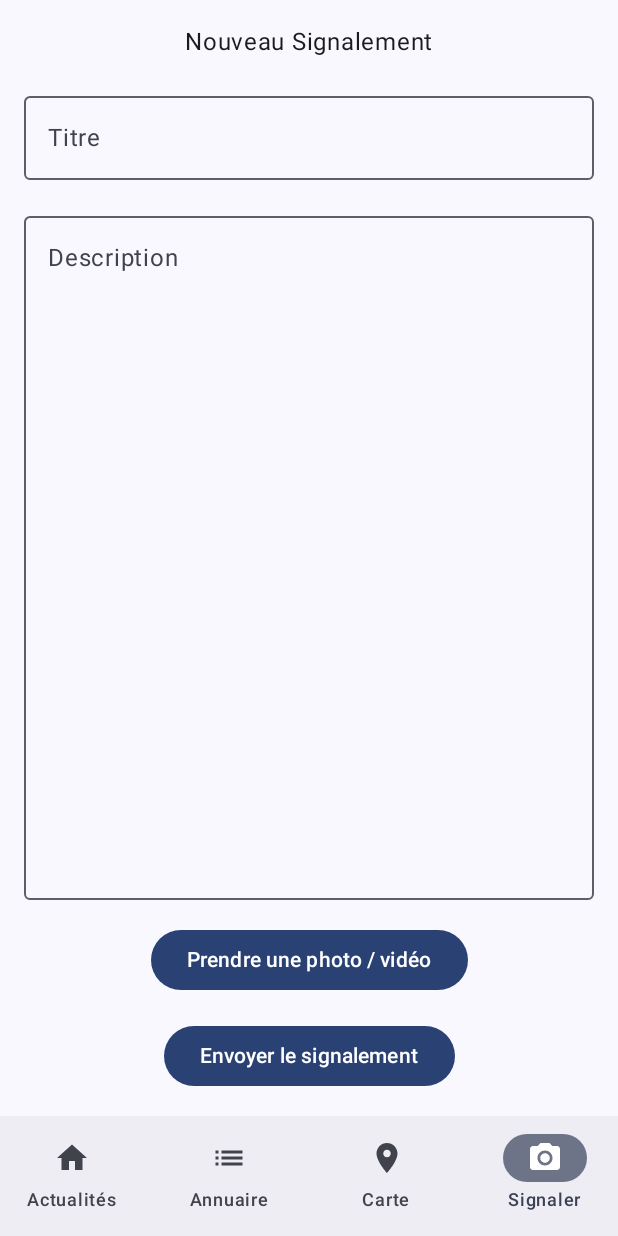
After one commit to menace-s/MyCampus-Companion, an Android app built with Jetpack Compose: the AddReportScreen screen opened through its navigation route, on a phone screen of 412 x 824 dp. The commit adds this screen. Run offline under Robolectric (Android 15) with nearby library versions, the phone set to English and light mode, and no system bars; our stand-ins replace Room's generated code.

Commit message:
ecran de ajouter signalement

```diff
--- a/app/build.gradle.kts
+++ b/app/build.gradle.kts
@@ -60,6 +60,8 @@ dependencies {
     implementation("androidx.compose.ui:ui-graphics")
     implementation("androidx.compose.ui:ui-tooling-preview")
     implementation("androidx.compose.material3:material3")
+    // Pour avoir accès à une plus grande collection d'icônes Material Design
+    implementation("androidx.compose.material:material-icons-extended-android")
     // Retrofit pour les appels réseau
     implementation("com.squareup.retrofit2:retrofit:2.9.0")
 // Gson Converter pour transformer le JSON en objets Kotlin
@@ -77,6 +79,9 @@ dependencies {
     implementation("androidx.lifecycle:lifecycle-runtime-compose:2.8.3")
 //    openstreetmap
     implementation("org.osmdroid:osmdroid-android:6.1.18")
+    // Pour les services de localisation de Google (FusedLocationProviderClient)
+    implementation("com.google.android.gms:play-services-location:21.2.0")
+
     testImplementation("junit:junit:4.13.2")
     androidTestImplementation("androidx.test.ext:junit:1.1.5")
     androidTestImplementation("androidx.test.espresso:espresso-core:3.5.1")
--- a/app/src/main/java/com/example/mycampuscompanion/MainActivity.kt
+++ b/app/src/main/java/com/example/mycampuscompanion/MainActivity.kt
@@ -36,7 +36,8 @@ fun MainScreen() {
     val items = listOf(
         Screen.Actualites,
         Screen.Annuaire,
-        Screen.Carte
+        Screen.Carte,
+        Screen.Signalement
     )
 
     Scaffold(
@@ -75,6 +76,19 @@ fun MainScreen() {
             composable(Screen.Actualites.route) { NewsScreen() }
             composable(Screen.Annuaire.route) { AnnuaireScreen(contacts = sampleContacts) }
             composable(Screen.Carte.route) { com.example.mycampuscompanion.ui.features.map.MapScreen() }
+            navigation(
+                startDestination = "reporting_list", // L'écran de départ de cette section
+                route = Screen.Signalement.route     // La route principale pour cette section
+            ) {
+                // La "rue" pour l'écran de la liste
+                composable("reporting_list") {
+                    com.example.mycampuscompanion.ui.features.reporting.ReportingListScreen(navController)
+                }
+                // La "rue" pour l'écran du formulaire
+                composable("add_report") {
+                    com.example.mycampuscompanion.ui.features.reporting.AddReportScreen(navController)
+                }
+            }
         }
     }
 }
--- a/app/src/main/java/com/example/mycampuscompanion/Screen.kt
+++ b/app/src/main/java/com/example/mycampuscompanion/Screen.kt
@@ -4,10 +4,12 @@ import androidx.compose.material.icons.Icons
 import androidx.compose.material.icons.filled.Home
 import androidx.compose.material.icons.filled.List
 import androidx.compose.material.icons.filled.LocationOn
+import androidx.compose.material.icons.filled.PhotoCamera
 import androidx.compose.ui.graphics.vector.ImageVector
 
 sealed class Screen(val route: String, val label: String, val icon: ImageVector) {
     object Annuaire : Screen("annuaire", "Annuaire", Icons.Default.List)
     object Actualites : Screen("actualites", "Actualités", Icons.Default.Home)
     object Carte : Screen("carte", "Carte", Icons.Default.LocationOn)
+    object Signalement : Screen("signalement", "Signaler", Icons.Default.PhotoCamera)
 }
--- /dev/null
+++ b/app/src/main/java/com/example/mycampuscompanion/ui/features/reporting/AddReportScreen.kt
@@ -0,0 +1,61 @@
+package com.example.mycampuscompanion.ui.features.reporting
+
+import androidx.compose.foundation.layout.*
+import androidx.compose.material3.Button
+import androidx.compose.material3.OutlinedTextField
+import androidx.compose.material3.Text
+import androidx.compose.runtime.*
+import androidx.compose.ui.Alignment
+import androidx.compose.ui.Modifier
+import androidx.compose.ui.tooling.preview.Preview
+import androidx.compose.ui.unit.dp
+import androidx.navigation.NavController
+import com.example.mycampuscompanion.ui.theme.MyCampusCompanionTheme
+
+@Composable
+fun AddReportScreen(navController: NavController) {
+    var title by remember { mutableStateOf("") }
+    var description by remember { mutableStateOf("") }
+
+    Column(
+        modifier = Modifier
+            .fillMaxSize()
+            .padding(16.dp),
+        horizontalAlignment = Alignment.CenterHorizontally,
+        verticalArrangement = Arrangement.spacedBy(16.dp)
+    ) {
+        Text(text = "Nouveau Signalement")
+
+        OutlinedTextField(
+            value = title,
+            onValueChange = { title = it },
+            label = { Text("Titre") },
+            modifier = Modifier.fillMaxWidth()
+        )
+
+        OutlinedTextField(
+            value = description,
+            onValueChange = { description = it },
+            label = { Text("Description") },
+            modifier = Modifier
+                .fillMaxWidth()
+                .weight(1f) // Prend le plus de place possible en hauteur
+        )
+
+        Button(onClick = { /* TODO: Lancer l'appareil photo */ }) {
+            Text("Prendre une photo / vidéo")
+        }
+
+        Button(onClick = { /* TODO: Sauvegarder le signalement */ }) {
+            Text("Envoyer le signalement")
+        }
+    }
+}
+
+//@Preview(showBackground = true)
+//@Composable
+//fun AddReportScreenPreview() {
+//    MyCampusCompanionTheme {
+//        AddReportScreen()
+//    }
+//}
```
Also changed, not shown: app/src/main/java/com/example/mycampuscompanion/ui/features/map/MapScreen.kt (+80 -28 lines), app/src/main/java/com/example/mycampuscompanion/ui/features/map/MapViewModel.kt (+42 -0 lines), app/src/main/java/com/example/mycampuscompanion/ui/features/reporting/ReportingListScreen.kt (added, +50 -0 lines).
